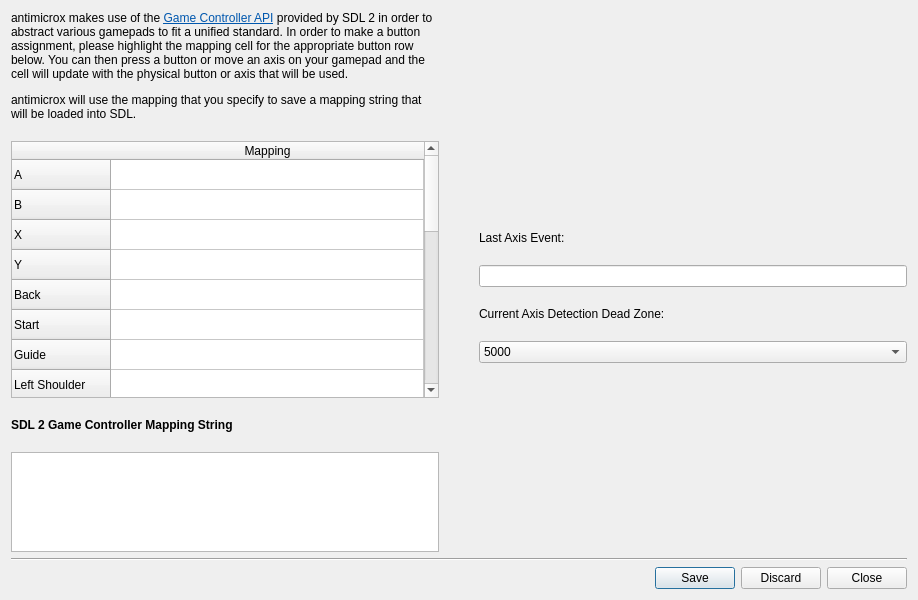
Before: the Qt Designer form src/gui/gamecontrollermappingdialog.ui in AntiMicroX/antimicrox, drawn with Qt 5.
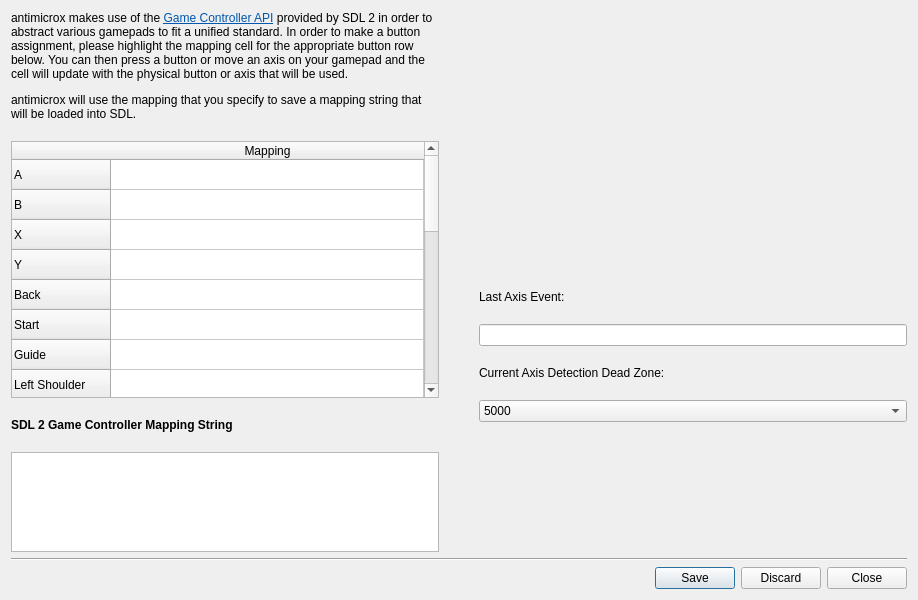
After: the same form once the commit is applied. Custom widgets are drawn as their Qt base class.

The edit to the form file:
```diff
--- a/src/gui/gamecontrollermappingdialog.ui
+++ b/src/gui/gamecontrollermappingdialog.ui
@@ -289,7 +289,7 @@
        <property name="spacing">
         <number>20</number>
        </property>
-       <item alignment="Qt::AlignHCenter">
+       <item alignment="Qt::AlignHCenter|Qt::AlignVCenter">
         <widget class="GameControllerExample" name="gameControllerDisplayWidget" native="true">
          <property name="minimumSize">
           <size>
@@ -366,10 +366,13 @@
            <property name="orientation">
             <enum>Qt::Vertical</enum>
            </property>
+           <property name="sizeType">
+            <enum>QSizePolicy::Fixed</enum>
+           </property>
            <property name="sizeHint" stdset="0">
             <size>
              <width>20</width>
-             <height>40</height>
+             <height>130</height>
             </size>
            </property>
           </spacer>
```
Left out of the diff: 6 changed lines with no effect on the pictures.
